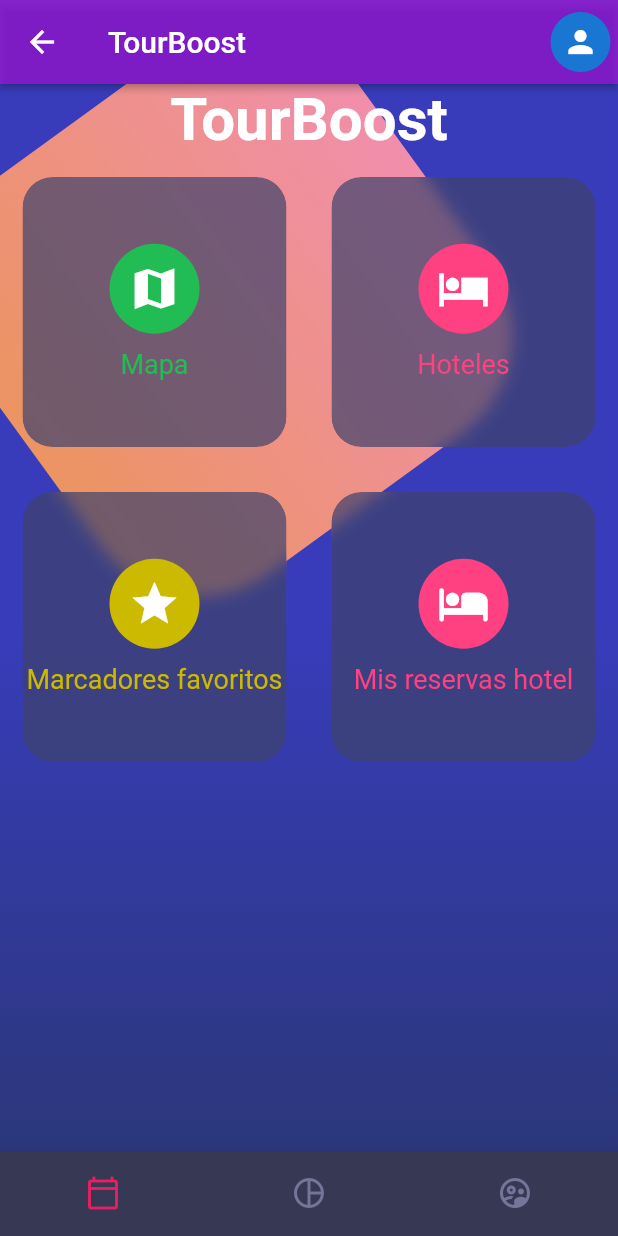
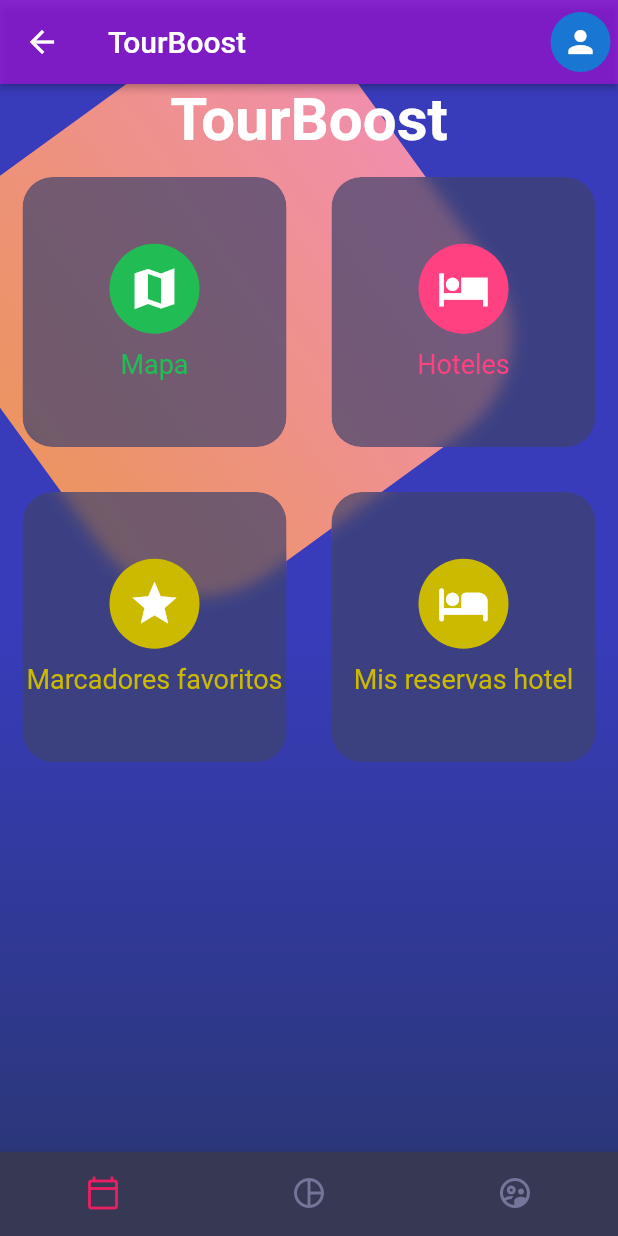
Before and after one commit to gjescuderoamodeo/tourboost_app, a Flutter app: the HomeScreen screen opened by its route, on a phone screen of 412 x 824 dp. Run offline on Flutter 3.47's test engine with Material 2 defaults, Android fonts, the light colour scheme and no system bars; our stand-ins replace flutter_secure_storage, fluttertoast, google_fonts, google_maps_flutter, permission_handler and 1 more; missing offline and left inert: dart:ffi; accounts and stored records are empty.

Commit message:
Update card_table.dart

```diff
--- a/lib/widgets/card_table.dart
+++ b/lib/widgets/card_table.dart
@@ -7,67 +7,94 @@ class CardTable extends StatelessWidget {
   Widget build(BuildContext context) {
     return Table(
       //opciones disponible app
-      children: const [
-        TableRow(
       children: [
-            _SigleCard( color: Color.fromARGB(255, 34, 188, 85), icon: Icons.map_sharp, text: 'Mapa' ),
-            _SigleCard( color: Colors.pinkAccent, icon: Icons.hotel_sharp, text: 'Hoteles' ),
-          ]
+        TableRow(children: [
+          GestureDetector(
+            onTap: () {
+              Navigator.pushNamed(context, 'map');
+            },
+            child: const _SigleCard(
+              color: Color.fromARGB(255, 34, 188, 85),
+              icon: Icons.map_sharp,
+              text: 'Mapa',
             ),
-        TableRow(
-          children: [
-            _SigleCard( color: Color.fromARGB(255, 203, 186, 0), icon: Icons.star_purple500_outlined, text: 'Marcadores favoritos' ),
-            _SigleCard( color: Colors.pinkAccent, icon: Icons.hotel_rounded, text: 'Mis reservas hotel' ),
-          ]
           ),
+          GestureDetector(
+            onTap: () {
+              Navigator.pushNamed(context, 'map');
+            },
+            child: const _SigleCard(
+              color: Colors.pinkAccent,
+              icon: Icons.hotel_sharp,
+              text: 'Hoteles',
+            ),
+          ),
+        ]),
+        TableRow(children: [
+          GestureDetector(
+            onTap: () {
+              Navigator.pushNamed(context, 'map');
+            },
+            child: const _SigleCard(
+              color: Color.fromARGB(255, 203, 186, 0),
+              icon: Icons.star_purple500_outlined,
+              text: 'Marcadores favoritos',
+            ),
+          ),
+          GestureDetector(
+            onTap: () {
+              Navigator.pushNamed(context, 'map');
+            },
+            child: const _SigleCard(
+              color: Color.fromARGB(255, 203, 186, 0),
+              icon: Icons.hotel_rounded,
+              text: 'Mis reservas hotel',
+            ),
+          ),
+        ]),
       ],
     );
   }
 }
 
-
 class _SigleCard extends StatelessWidget {
-
   final IconData icon;
   final Color color;
   final String text;
 
-  const _SigleCard({
-    Key? key,
-    required this.icon,
-    required this.color,
-    required this.text
-  }) : super(key: key);
+  const _SigleCard(
+      {Key? key, required this.icon, required this.color, required this.text})
+      : super(key: key);
 
   @override
   Widget build(BuildContext context) {
-
     return _CardBackground(
         child: Column(
       mainAxisAlignment: MainAxisAlignment.center,
       children: [
         CircleAvatar(
           backgroundColor: this.color,
-              child: Icon( this.icon, size: 35, color: Colors.white, ),
+          child: Icon(
+            this.icon,
+            size: 35,
+            color: Colors.white,
+          ),
           radius: 30,
         ),
-            SizedBox( height: 10 ),
-            Text( this.text , style: TextStyle( color: this.color, fontSize: 18 ),)
+        SizedBox(height: 10),
+        Text(
+          this.text,
+          style: TextStyle(color: this.color, fontSize: 18),
+        )
       ],
-        )
-      );
+    ));
   }
 }
 
-
 class _CardBackground extends StatelessWidget {
-
   final Widget child;
 
-  const _CardBackground({
-    Key? key,
-    required this.child
-  }) : super(key: key);
+  const _CardBackground({Key? key, required this.child}) : super(key: key);
 
   @override
   Widget build(BuildContext context) {
@@ -76,13 +103,12 @@ class _CardBackground extends StatelessWidget {
       child: ClipRRect(
         borderRadius: BorderRadius.circular(20),
         child: BackdropFilter(
-              filter: ImageFilter.blur( sigmaX: 5, sigmaY: 5 ),
+          filter: ImageFilter.blur(sigmaX: 5, sigmaY: 5),
           child: Container(
             height: 180,
             decoration: BoxDecoration(
                 color: const Color.fromRGBO(62, 66, 107, 0.7),
-                  borderRadius: BorderRadius.circular(20)
-                ),
+                borderRadius: BorderRadius.circular(20)),
             child: this.child,
           ),
         ),
```
Lines whose indentation alone changed are shown as unchanged.
